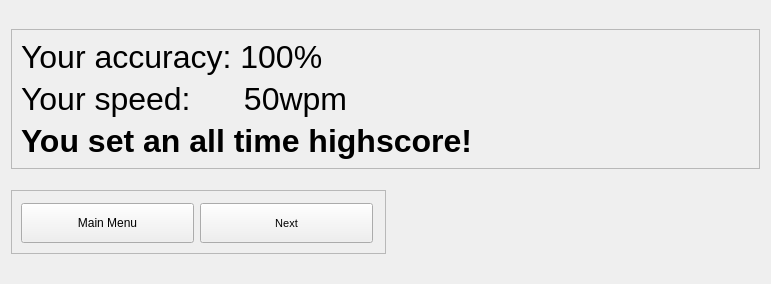
Old version of the form speed-typer/source_ui/resultWindow.ui in the repository Rolv-Apneseth/ps-typer.
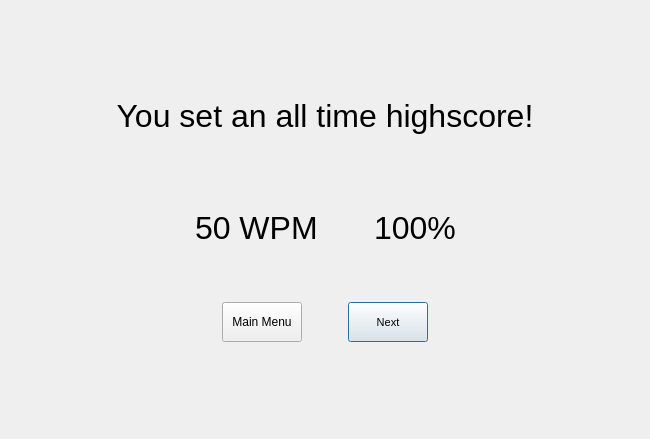
New version of the form.

Commit message: Fixed up results window, and changed wpm calculation to round instead of truncate

The edit to the form file:
```diff
--- a/speed-typer/source_ui/resultWindow.ui
+++ b/speed-typer/source_ui/resultWindow.ui
@@ -6,8 +6,8 @@
    <rect>
     <x>0</x>
     <y>0</y>
-    <width>771</width>
-    <height>284</height>
+    <width>650</width>
+    <height>439</height>
    </rect>
   </property>
   <property name="acceptDrops">
@@ -16,9 +16,27 @@
   <property name="windowTitle">
    <string>Result</string>
   </property>
+  <layout class="QHBoxLayout" name="horizontalLayout">
+   <item>
+    <spacer name="horizontalSpacer">
+     <property name="orientation">
+      <enum>Qt::Horizontal</enum>
+     </property>
+     <property name="sizeHint" stdset="0">
+      <size>
+       <width>40</width>
+       <height>20</height>
+      </size>
+     </property>
+    </spacer>
+   </item>
+   <item>
   <layout class="QVBoxLayout" name="verticalLayout_2">
+     <property name="rightMargin">
+      <number>0</number>
+     </property>
    <item>
-    <spacer name="verticalSpacer">
+      <spacer name="verticalSpacer_3">
      <property name="orientation">
       <enum>Qt::Vertical</enum>
      </property>
@@ -29,106 +47,41 @@
       </size>
      </property>
     </spacer>
-   </item>
-   <item>
-    <widget class="QFrame" name="frameResults">
-     <property name="frameShape">
-      <enum>QFrame::StyledPanel</enum>
-     </property>
-     <property name="frameShadow">
-      <enum>QFrame::Raised</enum>
-     </property>
-     <layout class="QVBoxLayout" name="verticalLayout_4">
-      <item>
-       <layout class="QHBoxLayout" name="horizontalLayout_2">
-        <item>
-         <layout class="QVBoxLayout" name="verticalLayout">
-          <item>
-           <layout class="QVBoxLayout" name="verticalLayout_3">
-            <property name="topMargin">
-             <number>0</number>
-            </property>
-            <item>
-             <widget class="QLabel" name="labelAccuracy">
-              <property name="sizePolicy">
-               <sizepolicy hsizetype="Expanding" vsizetype="Expanding">
-                <horstretch>0</horstretch>
-                <verstretch>0</verstretch>
-               </sizepolicy>
-              </property>
-              <property name="font">
-               <font>
-                <pointsize>24</pointsize>
-               </font>
-              </property>
-              <property name="styleSheet">
-               <string notr="true">font-size: 24pt;</string>
-              </property>
-              <property name="text">
-               <string>Your accuracy: 100%</string>
-              </property>
-              <property name="wordWrap">
-               <bool>true</bool>
-              </property>
-             </widget>
-            </item>
-            <item>
-             <widget class="QLabel" name="labelSpeed">
-              <property name="sizePolicy">
-               <sizepolicy hsizetype="Expanding" vsizetype="Expanding">
-                <horstretch>0</horstretch>
-                <verstretch>0</verstretch>
-               </sizepolicy>
-              </property>
-              <property name="font">
-               <font>
-                <pointsize>24</pointsize>
-               </font>
-              </property>
-              <property name="styleSheet">
-               <string notr="true">font-size: 24pt;</string>
-              </property>
-              <property name="text">
-               <string>Your speed:      50wpm</string>
-              </property>
-              <property name="wordWrap">
-               <bool>true</bool>
-              </property>
-             </widget>
-            </item>
-           </layout>
           </item>
           <item>
            <widget class="QLabel" name="labelHighscoreSet">
             <property name="sizePolicy">
-             <sizepolicy hsizetype="Expanding" vsizetype="Expanding">
+        <sizepolicy hsizetype="Expanding" vsizetype="Preferred">
               <horstretch>0</horstretch>
               <verstretch>0</verstretch>
              </sizepolicy>
             </property>
+       <property name="minimumSize">
+        <size>
+         <width>470</width>
+         <height>0</height>
+        </size>
+       </property>
             <property name="font">
              <font>
               <pointsize>24</pointsize>
-              <weight>75</weight>
-              <bold>true</bold>
+         <weight>50</weight>
+         <italic>false</italic>
+         <bold>false</bold>
              </font>
             </property>
             <property name="styleSheet">
-             <string notr="true">font-weight: bold; font-size: 24pt;</string>
+        <string notr="true"/>
             </property>
             <property name="text">
              <string>You set an all time highscore!</string>
             </property>
+       <property name="alignment">
+        <set>Qt::AlignCenter</set>
+       </property>
             <property name="wordWrap">
              <bool>true</bool>
             </property>
-           </widget>
-          </item>
-         </layout>
-        </item>
-       </layout>
-      </item>
-     </layout>
     </widget>
    </item>
    <item>
@@ -142,63 +95,146 @@
      <property name="sizeHint" stdset="0">
       <size>
        <width>20</width>
-       <height>15</height>
+         <height>40</height>
       </size>
      </property>
     </spacer>
    </item>
    <item>
-    <spacer name="verticalSpacer_3">
+      <layout class="QHBoxLayout" name="horizontalLayout_3">
+       <property name="topMargin">
+        <number>30</number>
+       </property>
+       <item>
+        <spacer name="horizontalSpacer_6">
+         <property name="orientation">
+          <enum>Qt::Horizontal</enum>
+         </property>
+         <property name="sizeHint" stdset="0">
+          <size>
+           <width>40</width>
+           <height>20</height>
+          </size>
+         </property>
+        </spacer>
+       </item>
+       <item>
+        <widget class="QLabel" name="labelSpeed">
+         <property name="sizePolicy">
+          <sizepolicy hsizetype="Preferred" vsizetype="Preferred">
+           <horstretch>0</horstretch>
+           <verstretch>0</verstretch>
+          </sizepolicy>
+         </property>
+         <property name="font">
+          <font>
+           <pointsize>24</pointsize>
+          </font>
+         </property>
+         <property name="styleSheet">
+          <string notr="true"/>
+         </property>
+         <property name="text">
+          <string>50 WPM</string>
+         </property>
+         <property name="wordWrap">
+          <bool>true</bool>
+         </property>
+        </widget>
+       </item>
+       <item>
+        <spacer name="horizontalSpacer_5">
+         <property name="orientation">
+          <enum>Qt::Horizontal</enum>
+         </property>
+         <property name="sizeType">
+          <enum>QSizePolicy::Fixed</enum>
+         </property>
+         <property name="sizeHint" stdset="0">
+          <size>
+           <width>50</width>
+           <height>20</height>
+          </size>
+         </property>
+        </spacer>
+       </item>
+       <item>
+        <widget class="QLabel" name="labelAccuracy">
+         <property name="sizePolicy">
+          <sizepolicy hsizetype="Preferred" vsizetype="Preferred">
+           <horstretch>0</horstretch>
+           <verstretch>0</verstretch>
+          </sizepolicy>
+         </property>
+         <property name="font">
+          <font>
+           <pointsize>24</pointsize>
+          </font>
+         </property>
+         <property name="styleSheet">
+          <string notr="true"/>
+         </property>
+         <property name="text">
+          <string>100%</string>
+         </property>
+         <property name="wordWrap">
+          <bool>true</bool>
+         </property>
+        </widget>
+       </item>
+       <item>
+        <spacer name="horizontalSpacer_4">
+         <property name="orientation">
+          <enum>Qt::Horizontal</enum>
+         </property>
+         <property name="sizeHint" stdset="0">
+          <size>
+           <width>40</width>
+           <height>20</height>
+          </size>
+         </property>
+        </spacer>
+       </item>
+      </layout>
+     </item>
+     <item>
+      <spacer name="verticalSpacer_5">
      <property name="orientation">
       <enum>Qt::Vertical</enum>
      </property>
      <property name="sizeType">
-      <enum>QSizePolicy::Preferred</enum>
+        <enum>QSizePolicy::Fixed</enum>
      </property>
      <property name="sizeHint" stdset="0">
       <size>
        <width>20</width>
-       <height>20</height>
+         <height>50</height>
       </size>
      </property>
     </spacer>
    </item>
    <item>
-    <layout class="QHBoxLayout" name="horizontalLayout_4">
+      <layout class="QHBoxLayout" name="horizontalLayout_2">
      <property name="topMargin">
       <number>0</number>
      </property>
      <item>
-      <widget class="QFrame" name="frameButtons">
-       <property name="minimumSize">
+        <spacer name="horizontalSpacer_7">
+         <property name="orientation">
+          <enum>Qt::Horizontal</enum>
+         </property>
+         <property name="sizeHint" stdset="0">
         <size>
-         <width>350</width>
-         <height>64</height>
-        </size>
-       </property>
-       <property name="frameShape">
-        <enum>QFrame::StyledPanel</enum>
-       </property>
-       <property name="frameShadow">
-        <enum>QFrame::Raised</enum>
-       </property>
-       <layout class="QHBoxLayout" name="horizontalLayout_6">
-        <property name="leftMargin">
-         <number>9</number>
-        </property>
-        <property name="topMargin">
-         <number>12</number>
-        </property>
-        <property name="rightMargin">
-         <number>12</number>
-        </property>
-        <property name="bottomMargin">
-         <number>12</number>
-        </property>
+           <width>40</width>
+           <height>20</height>
+          </size>
+         </property>
+        </spacer>
+       </item>
         <item>
          <widget class="QPushButton" name="buttonMainMenu">
           <property name="sizePolicy">
-           <sizepolicy hsizetype="Expanding" vsizetype="Fixed">
+          <sizepolicy hsizetype="Preferred" vsizetype="Fixed">
             <horstretch>0</horstretch>
             <verstretch>0</verstretch>
            </sizepolicy>
@@ -212,12 +248,31 @@
           <property name="text">
            <string>Main Menu</string>
           </property>
-         </widget>
-        </item>
+         <property name="autoDefault">
+          <bool>true</bool>
+         </property>
+        </widget>
+       </item>
+       <item>
+        <spacer name="horizontalSpacer_8">
+         <property name="orientation">
+          <enum>Qt::Horizontal</enum>
+         </property>
+         <property name="sizeType">
+          <enum>QSizePolicy::Fixed</enum>
+         </property>
+         <property name="sizeHint" stdset="0">
+          <size>
+           <width>40</width>
+           <height>20</height>
+          </size>
+         </property>
+        </spacer>
+       </item>
         <item>
          <widget class="QPushButton" name="buttonNext">
           <property name="sizePolicy">
-           <sizepolicy hsizetype="Expanding" vsizetype="Fixed">
+          <sizepolicy hsizetype="Preferred" vsizetype="Fixed">
             <horstretch>0</horstretch>
             <verstretch>0</verstretch>
            </sizepolicy>
@@ -236,13 +291,16 @@
           <property name="text">
            <string>Next</string>
           </property>
-         </widget>
-        </item>
-       </layout>
+         <property name="autoDefault">
+          <bool>false</bool>
+         </property>
+         <property name="default">
+          <bool>true</bool>
+         </property>
       </widget>
      </item>
      <item>
-      <spacer name="horizontalSpacer_6">
+        <spacer name="horizontalSpacer_3">
        <property name="orientation">
         <enum>Qt::Horizontal</enum>
        </property>
@@ -257,7 +315,7 @@
     </layout>
    </item>
    <item>
-    <spacer name="verticalSpacer_2">
+      <spacer name="verticalSpacer">
      <property name="orientation">
       <enum>Qt::Vertical</enum>
      </property>
@@ -265,6 +323,21 @@
       <size>
        <width>20</width>
        <height>40</height>
+        </size>
+       </property>
+      </spacer>
+     </item>
+    </layout>
+   </item>
+   <item>
+    <spacer name="horizontalSpacer_2">
+     <property name="orientation">
+      <enum>Qt::Horizontal</enum>
+     </property>
+     <property name="sizeHint" stdset="0">
+      <size>
+       <width>40</width>
+       <height>20</height>
       </size>
      </property>
     </spacer>
```
Lines whose indentation alone changed are shown as unchanged. The commit also changes 3 other files.
